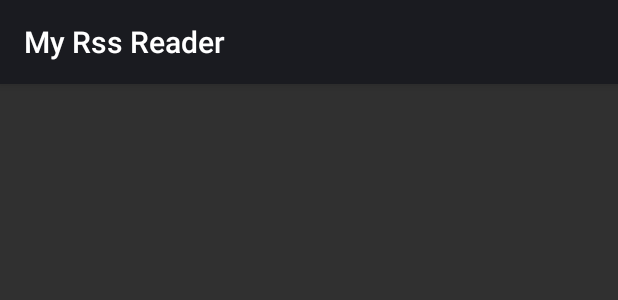
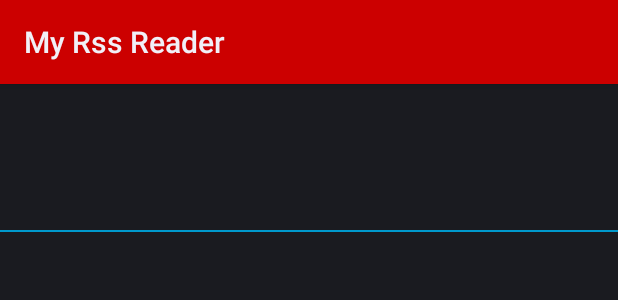
Before and after one commit to armilam/meetup_rss_reader, an Android app: the layout item_summary.xml on its own in the app's theme, with its tools: preview values and no code run, on a phone screen of 412 x 824 dp. Shown: the top 300 px of the screen. Run offline under Robolectric (Android 15) with nearby library versions, the phone set to English and light mode, and no system bars.

Commit message:
Some material design stuff.

```diff
--- a/app/build.gradle
+++ b/app/build.gradle
@@ -26,7 +26,6 @@ android {
         }
     }
 }
-
 dependencies {
     compile fileTree(dir: 'libs', include: ['*.jar'])
     compile 'com.netflix.rxjava:rxjava-android:0.19.2'
--- a/app/src/main/res/layout/activity_rssitem_list.xml
+++ b/app/src/main/res/layout/activity_rssitem_list.xml
@@ -4,7 +4,5 @@
     android:name="com.gdg.rssreader.feed.RssItemListFragment"
     android:layout_width="match_parent"
     android:layout_height="match_parent"
-    android:layout_marginLeft="16dp"
-    android:layout_marginRight="16dp"
     tools:context="com.gdg.rssreader.feed.RssItemListActivity"
     tools:layout="@android:layout/list_content" />
--- a/app/src/main/res/layout/item_summary.xml
+++ b/app/src/main/res/layout/item_summary.xml
@@ -1,18 +1,13 @@
 <?xml version="1.0" encoding="utf-8"?>
-
 <LinearLayout xmlns:android="http://schemas.android.com/apk/res/android"
     android:orientation="vertical"
     android:layout_width="match_parent"
     android:layout_height="match_parent">
 
-    <TextView
-        android:id="@+id/text_story_title"
-        android:padding="4dp"
-        android:layout_width="wrap_content"
-        android:layout_height="wrap_content" />
-    <TextView
-        android:id="@+id/text_story_description"
-        android:padding="4dp"
-        android:layout_width="wrap_content"
-        android:layout_height="wrap_content" />
+    <include layout="@layout/view_summary" />
+
+    <View
+        android:background="@android:color/holo_blue_dark"
+        android:layout_width="match_parent"
+        android:layout_height="1dp" />
 </LinearLayout>
--- /dev/null
+++ b/app/src/main/res/layout/view_summary.xml
@@ -0,0 +1,26 @@
+<?xml version="1.0" encoding="utf-8"?>
+
+<LinearLayout xmlns:android="http://schemas.android.com/apk/res/android"
+    android:orientation="vertical"
+    android:padding="20dp"
+    android:layout_width="match_parent"
+    android:layout_height="wrap_content">
+
+    <TextView
+        android:id="@+id/text_story_title"
+        android:padding="4dp"
+        android:elevation="4dp"
+        android:textStyle="bold"
+        android:textColor="@android:color/black"
+        android:textSize="16sp"
+        android:layout_width="wrap_content"
+        android:layout_height="wrap_content" />
+
+    <TextView
+        android:id="@+id/text_story_description"
+        android:textColor="@color/blue"
+        android:padding="4dp"
+        android:elevation="1dp"
+        android:layout_width="wrap_content"
+        android:layout_height="wrap_content" />
+</LinearLayout>
--- /dev/null
+++ b/app/src/main/res/values/color.xml
@@ -0,0 +1,18 @@
+<resources>
+    <color name="white">#FFFFFF</color>
+    <color name="yellow">#FFFF00</color>
+    <color name="fuchsia">#FF00FF</color>
+    <color name="red">#FF0000</color>
+    <color name="silver">#C0C0C0</color>
+    <color name="gray">#808080</color>
+    <color name="olive">#808000</color>
+    <color name="purple">#800080</color>
+    <color name="maroon">#800000</color>
+    <color name="aqua">#00FFFF</color>
+    <color name="lime">#00FF00</color>
+    <color name="teal">#008080</color>
+    <color name="green">#008000</color>
+    <color name="blue">#0000FF</color>
+    <color name="navy">#000080</color>
+    <color name="black">#000000</color>
+</resources>
--- a/app/src/main/res/values/styles.xml
+++ b/app/src/main/res/values/styles.xml
@@ -1,8 +1,23 @@
 <resources>
 
     <!-- Base application theme. -->
-    <style name="AppTheme" parent="android:ThemeOverlay.Material.Dark.ActionBar">
+    <style name="AppTheme" parent="android:ThemeOverlay.Material.ActionBar">
         <!-- Customize your theme here. -->
+
+        <!-- The "App" Bar, formally the Action Bar, color-->
+        <item name="android:colorPrimary">@android:color/holo_green_dark</item>
+
+        <!-- Status bar Color-->
+        <item name="android:colorPrimaryDark">@android:color/holo_red_dark</item>
+
+        <!-- UI Controls - Checkboxes, TextViews-->
+        <item name="android:colorAccent">@android:color/holo_orange_dark</item>
+
+        <item name="android:shadowColor">@color/maroon</item>
+
+        <item name="android:colorPressedHighlight">@color/teal</item>
+        <item name="android:colorLongPressedHighlight">@color/fuchsia</item>
+        <item name="android:colorActivatedHighlight">@color/navy</item>
     </style>
 
 </resources>
```
Also changed, not shown: app/src/main/java/com/gdg/rssreader/feed/RssItemAdapter.java (+7 -3 lines), app/src/main/res/layout/activity_main.xml (+5 -6 lines), app/src/main/res/layout/item_summary_card.xml (added, +20 -0 lines), 2 other files.
